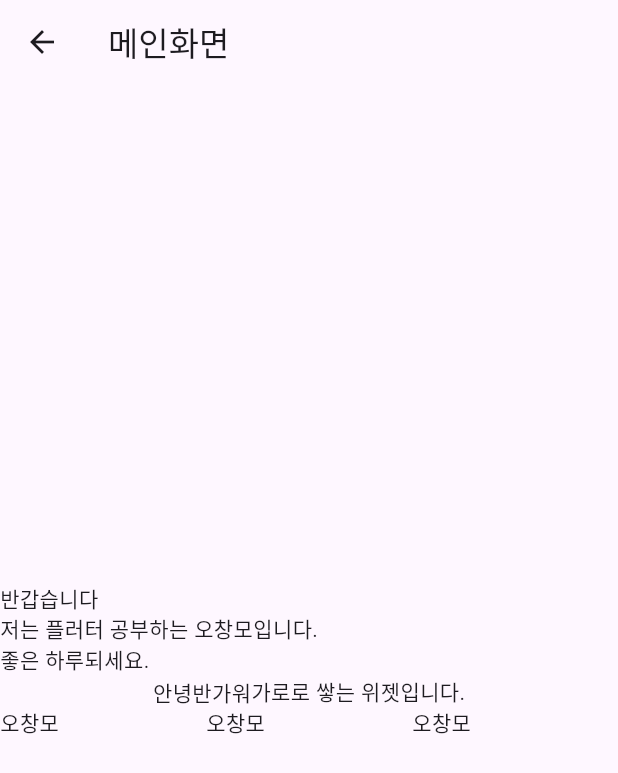
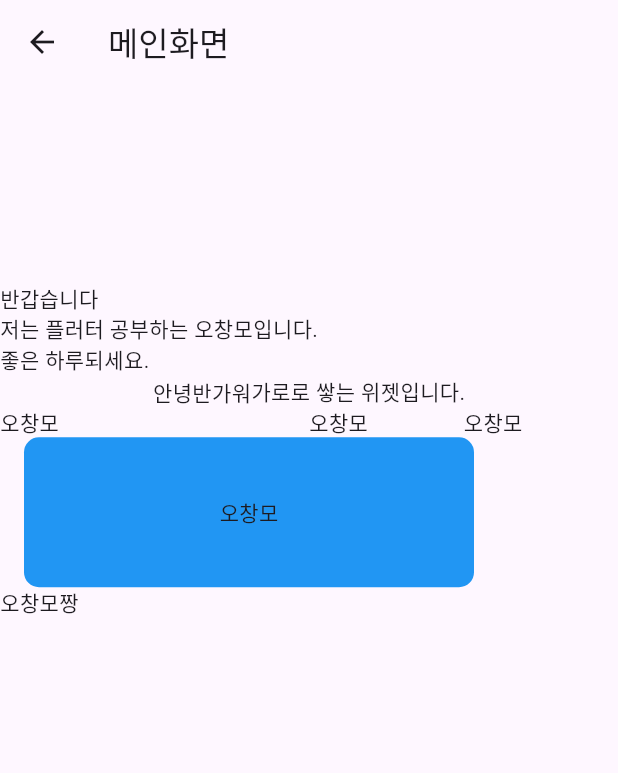
Before and after one commit to KKingmo/fluter_practice, a Flutter app: the screen it shows after launch, on a phone screen of 412 x 824 dp. Shown: the top 773 px of the screen. Run offline on Flutter 3.47's test engine with Material 3 defaults, Android fonts, the phone set to English and light mode, and no system bars.

Commit message:
feat: Container, SizedBox 위젯 사용

```diff
--- a/lib/screen/main_screen.dart
+++ b/lib/screen/main_screen.dart
@@ -12,7 +12,7 @@ class _MainScreenState extends State<MainScreen> {
   Widget build(BuildContext context) {
     return Scaffold(
       appBar: AppBar(title: Text('메인화면')),
-      body: const Column(
+      body: Column(
           mainAxisAlignment: MainAxisAlignment.center,
           crossAxisAlignment: CrossAxisAlignment.start,
           children: [
@@ -25,11 +25,21 @@ class _MainScreenState extends State<MainScreen> {
             ),
             Row(
               children: [
-                Expanded(child: Text('오창모')),
+                Expanded(flex: 2, child: Text('오창모')),
                 Expanded(child: Text('오창모')),
                 Expanded(child: Text('오창모')),
               ],
-            )
+            ),
+            Container(
+              width: 300,
+              height: 100,
+              margin: EdgeInsets.only(left: 16),
+              alignment: Alignment.center,
+              child: Text('오창모'),
+              decoration: BoxDecoration(
+                  borderRadius: BorderRadius.circular(10), color: Colors.blue),
+            ),
+            SizedBox(width: 100, height: 300, child: Text('오창모짱'))
           ]),
     );
   }
```
